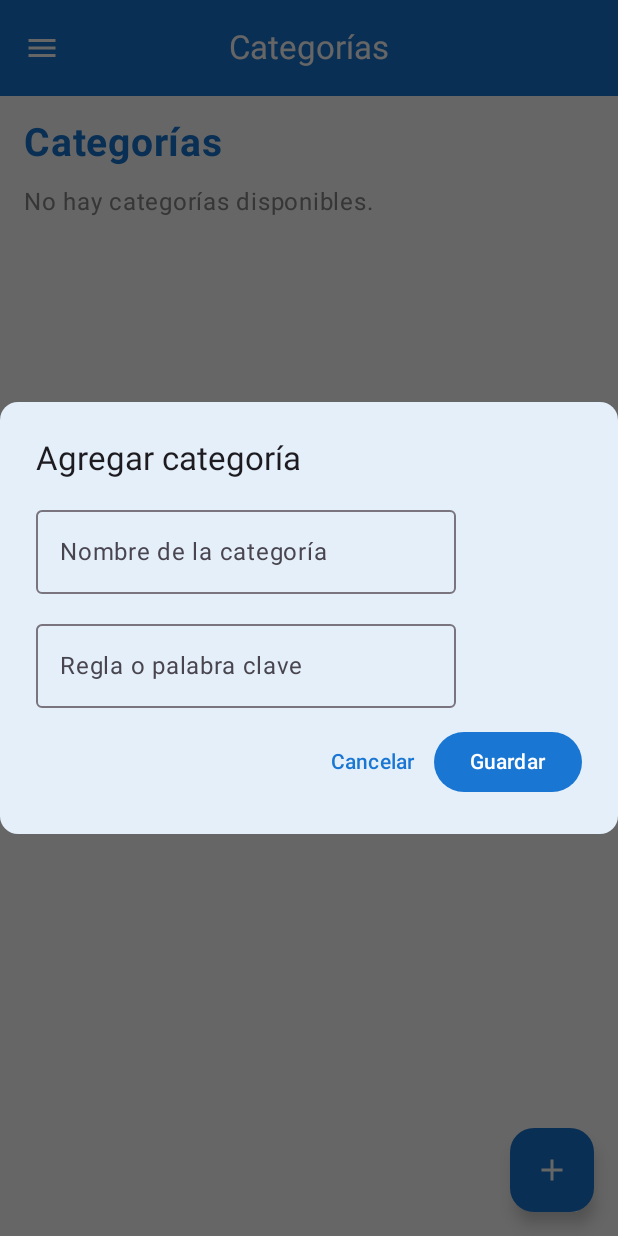
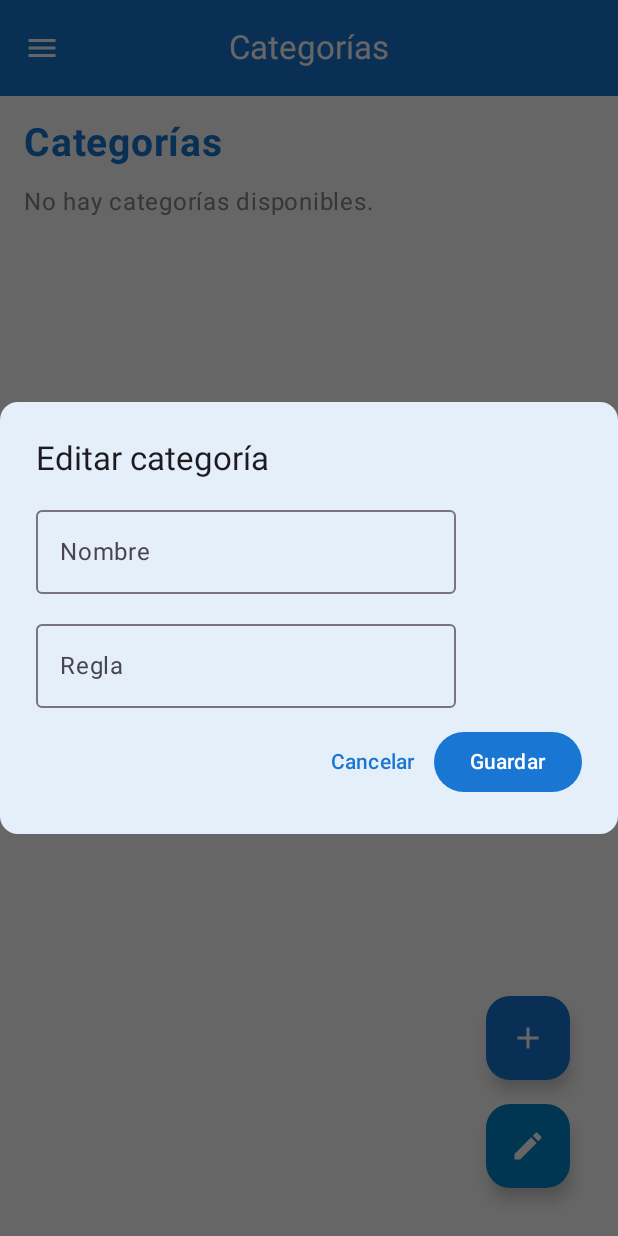
Before and after one commit to SrAtom210/JAASWUER-CORP_MagFind, an Android app built with Jetpack Compose: the CategoriasView screen opened through its navigation route, after a tap on "Agregar categoría", on a phone screen of 412 x 824 dp. Run offline under Robolectric (Android 15) with nearby library versions, the phone set to English and light mode, and no system bars.

Commit message:
V.0.9.3.1:Se modifico flCategorias.kt para tener un boton de editar categorias

```diff
--- a/app/src/main/java/com/example/magfind/views/flCategorias.kt
+++ b/app/src/main/java/com/example/magfind/views/flCategorias.kt
@@ -6,7 +6,6 @@ import androidx.compose.foundation.lazy.LazyColumn
 import androidx.compose.foundation.lazy.items
 import androidx.compose.material.icons.Icons
 import androidx.compose.material.icons.filled.Add
-import androidx.compose.material.icons.filled.Delete
 import androidx.compose.material.icons.filled.Edit
 import androidx.compose.material3.*
 import androidx.compose.runtime.*
@@ -30,6 +29,7 @@ import kotlinx.coroutines.launch
 @OptIn(ExperimentalMaterial3Api::class)
 @Composable
 fun CategoriasView(navController: NavController, themeViewModel: ThemeViewModel) {
+
     val vm = remember { CategoriasViewModel() }
     val categorias by vm.categorias.collectAsState()
     val token = SessionManager.token ?: ""
@@ -40,11 +40,12 @@ fun CategoriasView(navController: NavController, themeViewModel: ThemeViewModel)
     var editingCategoria by remember { mutableStateOf<CategoriaDto?>(null) }
     var isLoading by remember { mutableStateOf(false) }
 
-    // Estados para confirmación de eliminación
+    // ❗ Dejamos la lógica de eliminación comentada para usarla después con swipe
+    /*
     var categoriaAEliminar by remember { mutableStateOf<CategoriaDto?>(null) }
     var showDeleteDialog by remember { mutableStateOf(false) }
+    */
 
-    // Cargar categorías solo si hay token válido
     LaunchedEffect(token) {
         if (token.isNotBlank()) {
             isLoading = true
@@ -68,29 +69,60 @@ fun CategoriasView(navController: NavController, themeViewModel: ThemeViewModel)
     ) { padding ->
 
         Scaffold(
+
             floatingActionButton = {
+                Column(
+                    horizontalAlignment = Alignment.End,
+                    verticalArrangement = Arrangement.spacedBy(16.dp),
+                    modifier = Modifier.padding(16.dp)
+                ) {
+
+                    //  FAB → AGREGAR
                     FloatingActionButton(
                         onClick = {
-                        editingCategoria = null
+                            editingCategoria = null     // modo agregar
                             showDialog = true
                         },
                         containerColor = Color(0xFF1976D2)
                     ) {
-                    Icon(Icons.Default.Add, contentDescription = "Agregar categoría", tint = Color.White)
+                        Icon(
+                            imageVector = Icons.Default.Add,
+                            contentDescription = "Agregar categoría",
+                            tint = Color.White
+                        )
+                    }
+
+                    // FAB → EDITAR (abre dialog vacío y luego selecciona desde el dialog)
+                    FloatingActionButton(
+                        onClick = {
+                            editingCategoria = null     // Abrimos el dialog igual pero con intención de editar
+                            showDialog = true
+                        },
+                        containerColor = Color(0xFF0288D1)
+                    ) {
+                        Icon(
+                            imageVector = Icons.Default.Edit,
+                            contentDescription = "Editar categoría",
+                            tint = Color.White
+                        )
                     }
                 }
+            }
+
         ) { innerPadding ->
 
             Box(
-                modifier = Modifier
+                Modifier
                     .fillMaxSize()
                     .padding(innerPadding)
                     .padding(padding)
                     .padding(16.dp)
             ) {
+
                 Column {
+
                     Text(
-                        text = "Categorías",
+                        "Categorías",
                         fontSize = 26.sp,
                         color = Color(0xFF1976D2),
                         fontWeight = FontWeight.Bold,
@@ -99,12 +131,14 @@ fun CategoriasView(navController: NavController, themeViewModel: ThemeViewModel)
 
                     when {
                         isLoading -> {
-                            CircularProgressIndicator(modifier = Modifier.align(Alignment.CenterHorizontally))
+                            CircularProgressIndicator(
+                                modifier = Modifier.align(Alignment.CenterHorizontally)
+                            )
                         }
 
                         categorias.isEmpty() -> {
                             Text(
-                                text = "No hay categorías disponibles.",
+                                "No hay categorías disponibles.",
                                 color = Color.Gray,
                                 modifier = Modifier.align(Alignment.CenterHorizontally)
                             )
@@ -116,42 +150,24 @@ fun CategoriasView(navController: NavController, themeViewModel: ThemeViewModel)
                                 contentPadding = PaddingValues(bottom = 90.dp)
                             ) {
                                 items(categorias) { cat ->
+
                                     Card(
                                         modifier = Modifier.fillMaxWidth(),
-                                        colors = CardDefaults.cardColors(containerColor = Color(0xFFE3F2FD)),
+                                        colors = CardDefaults.cardColors(Color(0xFFE3F2FD)),
                                         elevation = CardDefaults.cardElevation(4.dp)
                                     ) {
-                                        Row(
-                                            modifier = Modifier
+                                        Column(
+                                            Modifier
                                                 .fillMaxWidth()
-                                                .padding(12.dp),
-                                            horizontalArrangement = Arrangement.SpaceBetween,
-                                            verticalAlignment = Alignment.CenterVertically
+                                                .padding(12.dp)
                                         ) {
-                                            Column {
-                                                Text(cat.nombre, fontWeight = FontWeight.Bold, color = Color.Black)
+                                            Text(cat.nombre, fontWeight = FontWeight.Bold)
                                             if (!cat.regla.isNullOrBlank())
-                                                    Text("Regla: ${cat.regla}", style = MaterialTheme.typography.bodySmall,
-                                                        color = Color.DarkGray)
-                                            }
-
-                                            Row {
-                                                // Botón editar
-                                                IconButton(onClick = {
-                                                    editingCategoria = cat
-                                                    showDialog = true
-                                                }) {
-                                                    Icon(Icons.Default.Edit, contentDescription = "Editar", tint = Color(0xFF1976D2))
-                                                }
-
-                                                // Botón eliminar con confirmación
-                                                IconButton(onClick = {
-                                                    categoriaAEliminar = cat
-                                                    showDeleteDialog = true
-                                                }) {
-                                                    Icon(Icons.Default.Delete, contentDescription = "Eliminar", tint = Color.Red)
-                                                }
-                                            }
+                                                Text(
+                                                    "Regla: ${cat.regla}",
+                                                    color = Color.DarkGray,
+                                                    fontSize = 12.sp
+                                                )
                                         }
                                     }
                                 }
@@ -160,7 +176,106 @@ fun CategoriasView(navController: NavController, themeViewModel: ThemeViewModel)
                     }
                 }
 
-                // Diálogo de confirmación de eliminación
+                // --------------------------------------------------------
+                // ✏ DIÁLOGO PARA AGREGAR / EDITAR
+                // --------------------------------------------------------
+                if (showDialog) {
+                    Dialog(onDismissRequest = { showDialog = false }) {
+
+                        Surface(
+                            shape = MaterialTheme.shapes.medium,
+                            tonalElevation = 8.dp
+                        ) {
+
+                            var nombre by remember { mutableStateOf(editingCategoria?.nombre ?: "") }
+                            var regla by remember { mutableStateOf(editingCategoria?.regla ?: "") }
+
+                            Column(
+                                Modifier
+                                    .padding(24.dp)
+                                    .fillMaxWidth(),
+                                verticalArrangement = Arrangement.spacedBy(12.dp)
+                            ) {
+
+                                Text(
+                                    if (editingCategoria == null)
+                                        "Editar categoría"
+                                    else
+                                        "Editar categoría",
+                                    style = MaterialTheme.typography.titleLarge
+                                )
+
+                                OutlinedTextField(
+                                    value = nombre,
+                                    onValueChange = { nombre = it },
+                                    label = { Text("Nombre") },
+                                    singleLine = true
+                                )
+
+                                OutlinedTextField(
+                                    value = regla,
+                                    onValueChange = { regla = it },
+                                    label = { Text("Regla") },
+                                    singleLine = true
+                                )
+
+                                Row(
+                                    Modifier.fillMaxWidth(),
+                                    horizontalArrangement = Arrangement.End
+                                ) {
+                                    TextButton(onClick = { showDialog = false }) {
+                                        Text("Cancelar")
+                                    }
+
+                                    Button(onClick = {
+                                        if (nombre.isBlank()) {
+                                            Toast.makeText(
+                                                context,
+                                                "El nombre no puede estar vacío",
+                                                Toast.LENGTH_SHORT
+                                            ).show()
+                                            return@Button
+                                        }
+
+                                        scope.launch {
+                                            try {
+                                                val repo = CategoriaRepository()
+
+                                                if (editingCategoria == null) {
+                                                    repo.agregarCategoria(token, nombre, regla)
+                                                    Toast.makeText(context, "Categoría creada", Toast.LENGTH_SHORT).show()
+                                                } else {
+                                                    repo.editarCategoria(
+                                                        token,
+                                                        editingCategoria!!.id_categoria,
+                                                        nombre,
+                                                        regla
+                                                    )
+                                                    Toast.makeText(context, "Categoría actualizada", Toast.LENGTH_SHORT).show()
+                                                }
+
+                                                vm.cargarCategorias(token)
+
+                                            } catch (e: Exception) {
+                                                Toast.makeText(context, "Error al guardar", Toast.LENGTH_SHORT).show()
+                                            }
+
+                                            showDialog = false
+                                        }
+
+                                    }) {
+                                        Text("Guardar")
+                                    }
+                                }
+                            }
+                        }
+                    }
+                }
+
+                // --------------------------------------------------------
+                // 🗑️ DIÁLOGO DE ELIMINAR (COMENTADO PARA USARLO CON SWIPE)
+                // --------------------------------------------------------
+                /*
                 if (showDeleteDialog && categoriaAEliminar != null) {
                     AlertDialog(
                         onDismissRequest = { showDeleteDialog = false },
@@ -188,86 +303,13 @@ fun CategoriasView(navController: NavController, themeViewModel: ThemeViewModel)
                         },
                         title = { Text("Confirmar eliminación") },
                         text = {
-                            Text("¿Estás seguro de que deseas eliminar la categoría \"${categoriaAEliminar!!.nombre}\"?")
+                            Text("¿Eliminar \"${categoriaAEliminar!!.nombre}\"?")
                         }
                     )
                 }
+                */
 
-                // Diálogo agregar/editar
-                if (showDialog) {
-                    Dialog(onDismissRequest = { showDialog = false }) {
-                        Surface(shape = MaterialTheme.shapes.medium, tonalElevation = 8.dp) {
-                            var nombre by remember { mutableStateOf(editingCategoria?.nombre ?: "") }
-                            var regla by remember { mutableStateOf(editingCategoria?.regla ?: "") }
-
-                            Column(
-                                Modifier
-                                    .padding(24.dp)
-                                    .fillMaxWidth(),
-                                verticalArrangement = Arrangement.spacedBy(12.dp)
-                            ) {
-                                Text(
-                                    if (editingCategoria == null) "Agregar categoría" else "Editar categoría",
-                                    style = MaterialTheme.typography.titleLarge
-                                )
-
-                                OutlinedTextField(
-                                    value = nombre,
-                                    onValueChange = { nombre = it },
-                                    label = { Text("Nombre de la categoría") },
-                                    singleLine = true
-                                )
-
-                                OutlinedTextField(
-                                    value = regla,
-                                    onValueChange = { regla = it },
-                                    label = { Text("Regla o palabra clave") },
-                                    singleLine = true
-                                )
-
-                                Row(
-                                    horizontalArrangement = Arrangement.End,
-                                    modifier = Modifier.fillMaxWidth()
-                                ) {
-                                    TextButton(onClick = { showDialog = false }) {
-                                        Text("Cancelar")
-                                    }
-                                    Button(onClick = {
-                                        if (nombre.isBlank()) {
-                                            Toast.makeText(context, "El nombre no puede estar vacío", Toast.LENGTH_SHORT).show()
-                                            return@Button
-                                        }
-
-                                        scope.launch {
-                                            try {
-                                                val repo = CategoriaRepository()
-                                                if (editingCategoria == null) {
-                                                    repo.agregarCategoria(token, nombre, regla)
-                                                    Toast.makeText(context, "Categoría creada", Toast.LENGTH_SHORT).show()
-                                                } else {
-                                                    repo.editarCategoria(
-                                                        token,
-                                                        editingCategoria!!.id_categoria,
-                                                        nombre,
-                                                        regla
-                                                    )
-                                                    Toast.makeText(context, "Categoría actualizada", Toast.LENGTH_SHORT).show()
-                                                }
-                                                vm.cargarCategorias(token)
-                                            } catch (e: Exception) {
-                                                Toast.makeText(context, "Error al guardar", Toast.LENGTH_SHORT).show()
-                                            }
-                                            showDialog = false
-                                        }
-                                    }) {
-                                        Text(if (editingCategoria == null) "Guardar" else "Actualizar")
             }
         }
     }
 }
-                    }
-                }
-            }
-        }
-    }
-}
```
Lines whose indentation alone changed are shown as unchanged.
